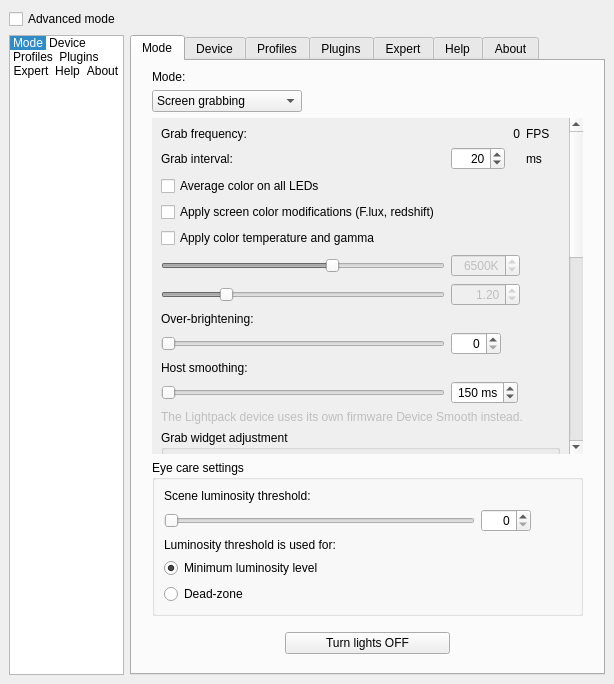
The window that Software/src/SettingsWindow.ui (locasmendes/Lightpack) describes before a commit, drawn with Qt 5.
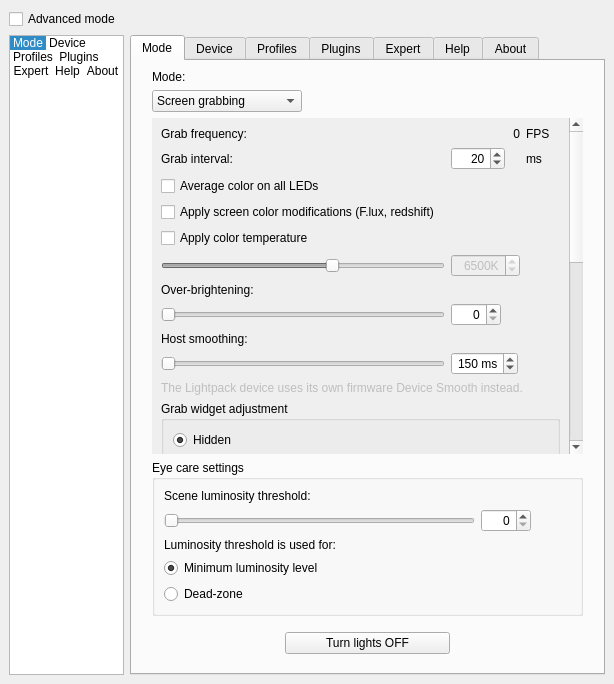
The same window after the commit. The open tabs and pages were chosen to show the change. Icons and pictures are not drawn. Custom widgets are drawn as their Qt base class.

Commit message:
Add Phase 2 ColorPipeline and OutputGamma profile migration.
Centralize content-stage color processing in ColorPipeline, persist Device/OutputGamma with ProfileVersion migration, and wire GrabManager/Settings UI to the float pipeline.

The edit to the form file:
```diff
--- a/Software/src/SettingsWindow.ui
+++ b/Software/src/SettingsWindow.ui
@@ -609,59 +609,6 @@
                 </property>
                </widget>
               </item>
-              <item row="6" column="0">
-               <widget class="QSlider" name="horizontalSlider_GrabGamma">
-                <property name="enabled">
-                 <bool>false</bool>
-                </property>
-                <property name="whatsThis">
-                 <string>&lt;h4&gt;Color encoding gamma&lt;/h4&gt;
-
-This is the gamma used for encoding the color with the desired &lt;b&gt;color temperature&lt;/b&gt;. Setting to &lt;b&gt;1.0&lt;/b&gt; cancels the effect.
-This is the reciprocal of the &lt;b&gt;device gamma&lt;/b&gt; which is the decoding gamma. They cancel each other if set to same value.</string>
-                </property>
-                <property name="minimum">
-                 <number>5</number>
-                </property>
-                <property name="maximum">
-                 <number>1000</number>
-                </property>
-                <property name="singleStep">
-                 <number>10</number>
-                </property>
-                <property name="pageStep">
-                 <number>100</number>
-                </property>
-                <property name="value">
-                 <number>220</number>
-                </property>
-                <property name="orientation">
-                 <enum>Qt::Horizontal</enum>
-                </property>
-               </widget>
-              </item>
-              <item row="6" column="1">
-               <widget class="QDoubleSpinBox" name="doubleSpinBox_GrabGamma">
-                <property name="enabled">
-                 <bool>false</bool>
-                </property>
-                <property name="alignment">
-                 <set>Qt::AlignRight|Qt::AlignTrailing|Qt::AlignVCenter</set>
-                </property>
-                <property name="minimum">
-                 <double>0.050000000000000</double>
-                </property>
-                <property name="maximum">
-                 <double>10.000000000000000</double>
-                </property>
-                <property name="singleStep">
-                 <double>0.100000000000000</double>
-                </property>
-                <property name="value">
-                 <double>1.200000000000000</double>
-                </property>
-               </widget>
-              </item>
               <item row="4" column="0" colspan="2">
                <widget class="QCheckBox" name="checkBox_GrabApplyColorTemperature">
                 <property name="whatsThis">
@@ -670,30 +617,7 @@
 Internally emulates the effects of f.lux, redshift, Night Light, Night Shift...</string>
                 </property>
                 <property name="text">
-                 <string>Apply color temperature and gamma</string>
-                </property>
-               </widget>
-              </item>
-              <item row="6" column="2">
-               <widget class="QPushButton" name="pushButton_grabGammaHelp">
-                <property name="sizePolicy">
-                 <sizepolicy hsizetype="Fixed" vsizetype="Fixed">
-                  <horstretch>0</horstretch>
-                  <verstretch>0</verstretch>
-                 </sizepolicy>
-                </property>
-                <property name="styleSheet">
-                 <string notr="true">margin: 0px;</string>
-                </property>
-                <property name="text">
-                 <string/>
-                </property>
-                <property name="icon">
-                 <iconset resource="../res/LightpackResources.qrc">
-                  <normaloff>:/icons/help.png</normaloff>:/icons/help.png</iconset>
-                </property>
-                <property name="flat">
-                 <bool>true</bool>
+                 <string>Apply color temperature</string>
                 </property>
                </widget>
               </item>
```
Left out of the diff: 55 changed lines with no effect on the pictures. The commit also changes 21 other files.
